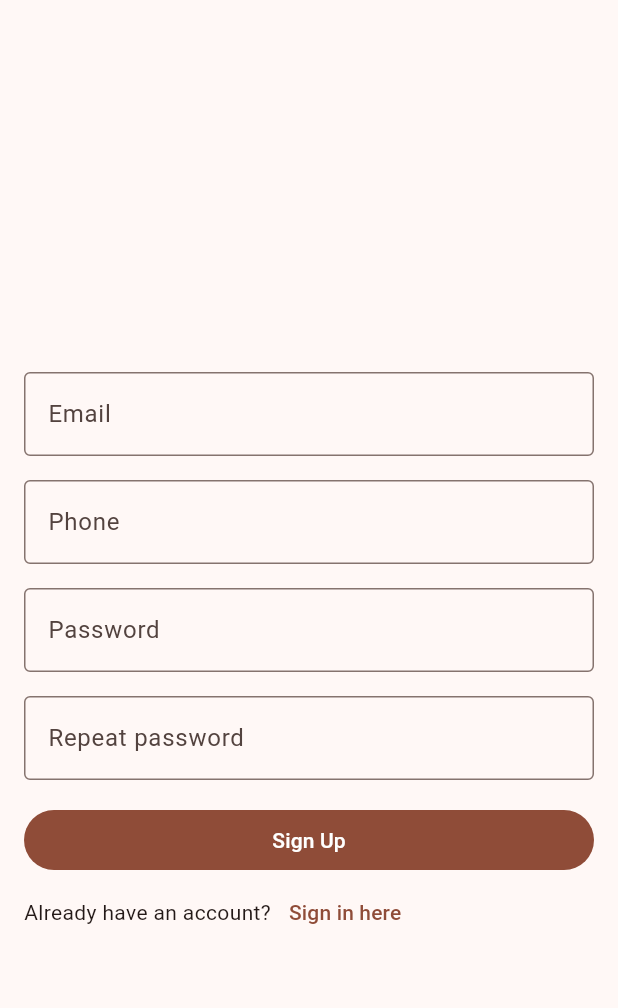
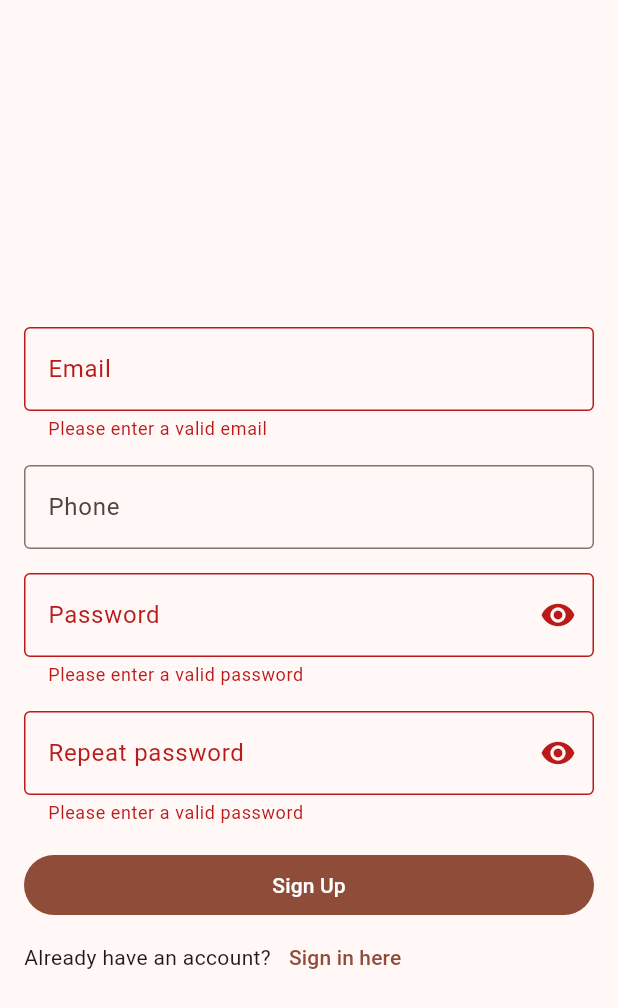
Before and after one commit to kitsoNamane/bhc-hackathon, a Flutter app: the SignUpPage screen opened by its route, after a tap on "Sign Up", on a phone screen of 412 x 824 dp. Shown: the top 1008 px of the screen. Run offline on Flutter 3.47's test engine with Material 3 defaults, Android fonts, the phone set to English and light mode, and no system bars; our stand-ins replace firebase_auth, firebase_core, go_router; accounts and stored records are empty.

```diff
--- a/lib/view/onboarding/sign_up_form.dart
+++ b/lib/view/onboarding/sign_up_form.dart
@@ -7,11 +7,18 @@ class SignUpForm extends StatefulWidget {
   const SignUpForm({super.key});
 
   @override
-  State<SignUpForm> createState() => SignUpFormState();
+  State<SignUpForm> createState() => _SignUpFormState();
 }
 
-class SignUpFormState extends State<SignUpForm> {
+class _SignUpFormState extends State<SignUpForm> {
   final _formKey = GlobalKey<FormState>();
+  final _emailController = TextEditingController();
+  final _passwordController = TextEditingController();
+  final _repeatPasswordController = TextEditingController();
+
+  bool _passwordVisible = true;
+  bool _repeatPasswordVisible = true;
+
   @override
   Widget build(BuildContext context) {
     return Form(
@@ -21,42 +28,92 @@ class SignUpFormState extends State<SignUpForm> {
         child: Column(
           mainAxisAlignment: MainAxisAlignment.center,
           children: [
-            const TextField(
+            TextFormField(
+              controller: _emailController,
               obscureText: false,
-              decoration: InputDecoration(
+              decoration: const InputDecoration(
                 border: OutlineInputBorder(),
                 labelText: "Email",
               ),
+              validator: (value) {
+                if (value == null || value.isEmpty) {
+                  return "Please enter a valid email";
+                }
+                return null;
+              },
             ),
             const SizedBox(width: double.infinity, height: 16),
-            const TextField(
+            TextFormField(
               obscureText: false,
-              decoration: InputDecoration(
+              decoration: const InputDecoration(
                 border: OutlineInputBorder(),
                 labelText: "Phone",
               ),
             ),
             const SizedBox(width: double.infinity, height: 16),
-            const TextField(
-              obscureText: true,
+            TextFormField(
+              controller: _passwordController,
+              obscureText: _passwordVisible,
               decoration: InputDecoration(
-                border: OutlineInputBorder(),
+                border: const OutlineInputBorder(),
                 labelText: "Password",
+                  suffixIcon: IconButton(
+                    icon: Icon(_passwordVisible
+                        ? Icons.visibility
+                        : Icons.visibility_off
+                    ), onPressed: () {
+                    setState(() {
+                      _passwordVisible = !_passwordVisible;
+                    });
+                  },
+                  )
               ),
+              validator: (value) {
+                if (value == null || value.isEmpty) {
+                  return "Please enter a valid password";
+                } else if (value.isNotEmpty && value.toLowerCase() != _repeatPasswordController.value.text.toLowerCase()) {
+                return "Passwords should match";
+                }
+                return null;
+              },
             ),
             const SizedBox(width: double.infinity, height: 16),
-            const TextField(
-              obscureText: true,
+            TextFormField(
+              controller: _repeatPasswordController,
+              obscureText: _repeatPasswordVisible,
               decoration: InputDecoration(
-                border: OutlineInputBorder(),
+                border: const OutlineInputBorder(),
                 labelText: "Repeat password",
+                suffixIcon: IconButton(
+                  icon: Icon(_repeatPasswordVisible
+                  ? Icons.visibility
+                  : Icons.visibility_off
+                  ), onPressed: () {
+                    setState(() {
+                      _repeatPasswordVisible = !_repeatPasswordVisible;
+                    });
+                },
+                ),
               ),
+              validator: (value) {
+                if (value == null || value.isEmpty) {
+                  return "Please enter a valid password";
+                } else if (value.isNotEmpty && value.toLowerCase() != _passwordController.value.text.toLowerCase()) {
+                  return "Passwords should match";
+                }
+                return null;
+              },
             ),
             const SizedBox(width: double.infinity, height: 16),
             SizedBox(
               width: double.infinity,
               child: FilledButton(
                 onPressed: (){
+                  if(_formKey.currentState!.validate()) {
+                    NavigationHelper.router.go(
+                      NavigationConstants.homePath,
+                    );
+                  }
                 },
                 child: const Text("Sign Up"),
               ),
```
Also changed, not shown: lib/view/onboarding/sign_in_form.dart (+24 -6 lines).
